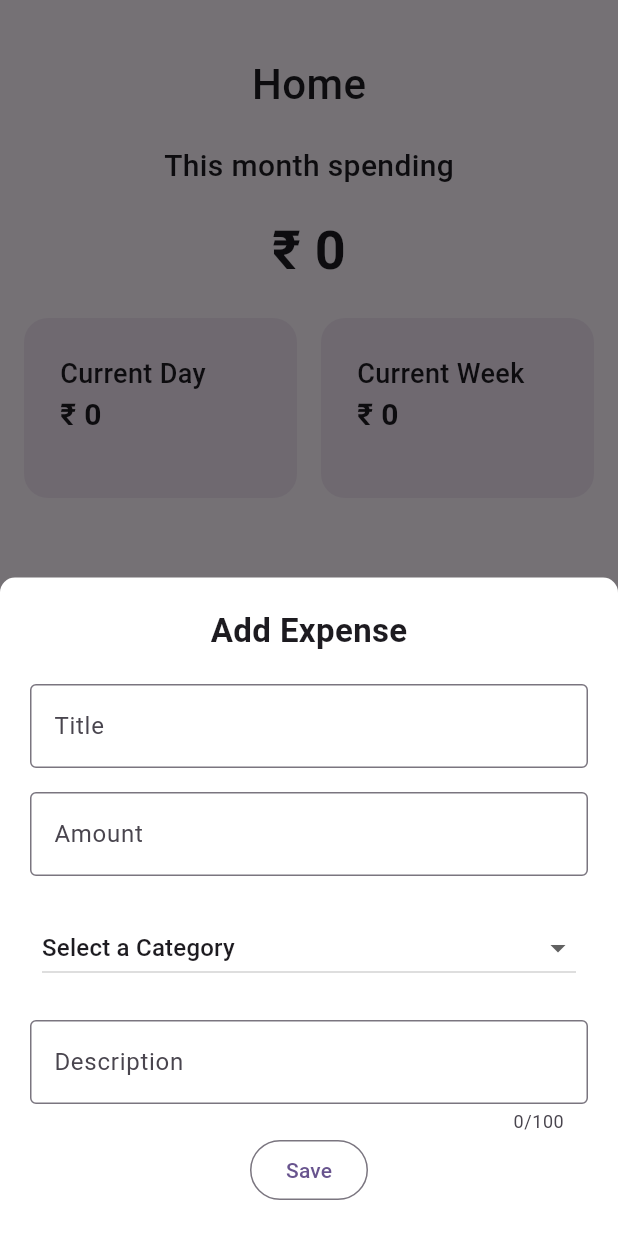
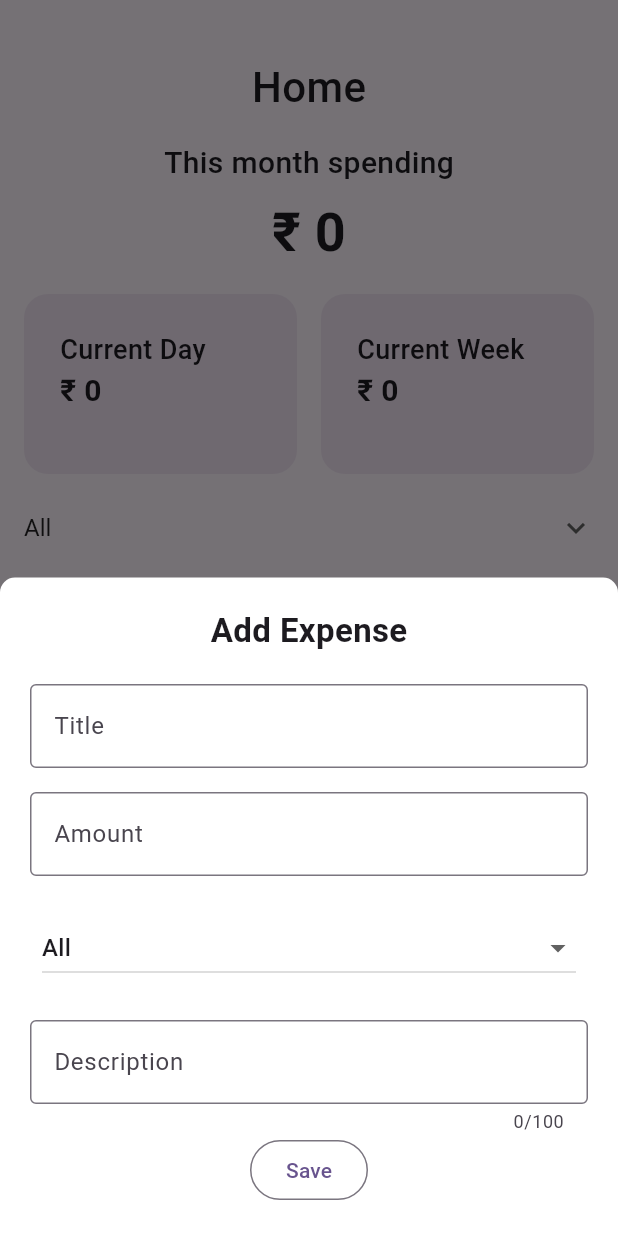
Before and after one commit to Chetan-Soni81/expenseek, a Flutter app: the HomeScreen screen opened directly, after a tap on the "add" icon, on a phone screen of 412 x 824 dp. Run offline on Flutter 3.47's test engine with Material 3 defaults, Android fonts, the light colour scheme and no system bars; our stand-ins replace get, pinput, sqflite, sqflite_common_ffi; accounts and stored records are empty.

Commit message:
home screen expense filter implementation

```diff
--- a/lib/controllers/home_controller.dart
+++ b/lib/controllers/home_controller.dart
@@ -8,13 +8,16 @@ import 'package:get/get.dart';
 class HomeController extends GetxController {
   RxInt screenActive = 0.obs;
   RxList<CategoryModel> categories = <CategoryModel>[].obs;
+  RxList<CategoryModel> filterCategories = <CategoryModel>[].obs;
   RxList<ExpenseModel> expenses = <ExpenseModel>[].obs;
+  RxList<ExpenseModel> filteredExpenses = <ExpenseModel>[].obs;
   RxList<Map<String, double>> chartData = <Map<String, double>>[].obs;
   TextEditingController categoryNameController = TextEditingController();
   TextEditingController titleController = TextEditingController();
   TextEditingController descriptionController = TextEditingController();
   TextEditingController amountController = TextEditingController();
   Rx<int?> categoryVal = 0.obs;
+  Rx<int?> filterVal = 0.obs;
   RxDouble totalAmount = 0.0.obs;
   RxDouble weekAmount = 0.0.obs;
   RxDouble dayAmount = 0.0.obs;
@@ -32,25 +35,28 @@ class HomeController extends GetxController {
     var result = await DbHelper.getAllCategories();
 
     categories.value = result;
-
-    chartData.value = await DbHelper.getExpenseByCategory();
+    filterCategories.value = result;
+    filterCategories.add(CategoryModel(id: 0, name: "All"));
+    chartData.value = await DbHelper.getExpenseByCategory(filterVal.value ?? 0);
   }
 
   void loadExpenses() async {
     var result = await DbHelper.getAllExpense();
 
     expenses.value = result;
+    filteredExpenses.value = result;
 
     totalAmount.value = await DbHelper.getTotalExpense();
     weekAmount.value = await DbHelper.getWeekExpense();
     dayAmount.value = await DbHelper.getDayExpense();
-    chartData.value = await DbHelper.getExpenseByCategory();
+    chartData.value = await DbHelper.getExpenseByCategory(filterVal.value ?? 0);
   }
 
   void addCategory() async {
     print(colorName.value);
     if (categoryNameController.text.isNotEmpty) {
-      var result = await DbHelper.insertCategory(categoryNameController.text.trim(), colorName.value);
+      var result = await DbHelper.insertCategory(
+          categoryNameController.text.trim(), colorName.value);
 
       if (result != 0) {
         categoryNameController.text = "";
@@ -64,18 +70,17 @@ class HomeController extends GetxController {
     if (titleController.text.isNotEmpty &&
         amountController.text.isNotEmpty &&
         double.parse(amountController.text) > 0 &&
-        categoryVal.value != null && (categoryVal.value ?? 0) > 0) {
+        categoryVal.value != null &&
+        (categoryVal.value ?? 0) > 0) {
       var expense = ExpenseModel(
-        title: titleController.text.trim(),
-        amount: double.parse(amountController.text),
-        description: descriptionController.text,
-        category: categories.where((e) => e.id == categoryVal.value).first
-      );
+          title: titleController.text.trim(),
+          amount: double.parse(amountController.text),
+          description: descriptionController.text,
+          category: categories.where((e) => e.id == categoryVal.value).first);
       var result = await DbHelper.insertExpense(expense);
       loadExpenses();
       Get.back();
       categories.value = categories.where((x) => x.id != 0).toList();
-
     }
   }
 
@@ -83,10 +88,17 @@ class HomeController extends GetxController {
     Get.bottomSheet(
       switch (screenActive.value) {
         0 => expenseBottomSheet(
-            action: addExpense, categories: categories, val: categoryVal, title: titleController, amount: amountController, description: descriptionController),
+            action: addExpense,
+            categories: categories,
+            val: categoryVal,
+            title: titleController,
+            amount: amountController,
+            description: descriptionController),
         1 => Container(),
         2 => categoryBottomSheet(
-            action: addCategory, controller: categoryNameController,colorName: colorName),
+            action: addCategory,
+            controller: categoryNameController,
+            colorName: colorName),
         _ => Column(
             children: [
               const SizedBox(height: 20),
@@ -113,4 +125,13 @@ class HomeController extends GetxController {
       ),
     );
   }
+
+  void filterCatogoryAction(int filter) {
+    filterVal.value = filter;
+    if(filterVal.value != null && filterVal.value != 0) {
+      filteredExpenses.value = expenses.value.where((e) => e.category?.id == filter).toList();
+    } else  {
+      filteredExpenses.value = expenses.value;
+    }
+  }
 }
--- a/lib/helpers/db_helper.dart
+++ b/lib/helpers/db_helper.dart
@@ -233,7 +233,7 @@ class DbHelper {
     }
   }
 
-  static Future<List<Map<String, double>>> getExpenseByCategory() async {
+  static Future<List<Map<String, double>>> getExpenseByCategory(int category) async {
     final db = await DbHelper.db();
 
     try {
--- a/lib/widgets/custom_widget.dart
+++ b/lib/widgets/custom_widget.dart
@@ -230,3 +230,27 @@ Widget customCard({required Widget child}) {
     child: child,
   );
 }
+
+
+Widget minimalistDropDown({ required int selectedValue, required List<CategoryModel> options, required Function actions}) {
+ return DropdownButtonHideUnderline(
+            child: DropdownButton<int>(
+              value: selectedValue,
+              icon: const Icon(Icons.keyboard_arrow_down),
+              isExpanded: true,
+              style: const TextStyle(
+                color: Colors.black87,
+                fontSize: 16,
+              ),
+              dropdownColor: Colors.white,
+              items: options.map((CategoryModel item) {
+                return DropdownMenuItem<int>(
+                  value: item.id,
+                  child: Text(item.categoryName),
+                );
+              }).toList(),
+              onChanged: (value) => actions(value)
+              ,
+            ),
+          );
+}
--- a/lib/widgets/home_widgets.dart
+++ b/lib/widgets/home_widgets.dart
@@ -1,7 +1,6 @@
 import 'package:expenseek/controllers/home_controller.dart';
 import 'package:expenseek/helpers/format_helper.dart';
 import 'package:expenseek/widgets/custom_widget.dart';
-import 'package:expenseek/widgets/pallete_widget.dart';
 import 'package:flutter/material.dart';
 
 //Home Panel
@@ -10,9 +9,9 @@ Widget homePanel({required BuildContext context, required HomeController c}) {
     children: [
       Column(
         children: [
-          const SizedBox(height: 16),
+          const SizedBox(height: 22),
           const Padding(
-            padding: const EdgeInsets.all(20),
+            padding: const EdgeInsets.symmetric(horizontal: 20, vertical: 16),
             child: Row(
                 mainAxisSize: MainAxisSize.max,
                 mainAxisAlignment: MainAxisAlignment.center,
@@ -31,7 +30,7 @@ Widget homePanel({required BuildContext context, required HomeController c}) {
             style: TextStyle(fontSize: 20, fontWeight: FontWeight.w500),
           ),
           const SizedBox(
-            height: 16,
+            height: 6,
           ),
           Text(
             "₹ ${c.totalAmount.value.nFormat()}",
@@ -40,29 +39,11 @@ Widget homePanel({required BuildContext context, required HomeController c}) {
         ],
       ),
       const SizedBox(
-        height: 20,
+        height: 16,
       ),
       Row(
         mainAxisAlignment: MainAxisAlignment.spaceEvenly,
         children: <Widget>[
-          // Container(
-          //   padding: const EdgeInsets.all(24),
-          //   decoration: BoxDecoration(
-          //     borderRadius: BorderRadius.circular(16),
-          //   color: Colors.grey[200],
-          //   ),
-          //   height: 120,
-          //   width:  tileWidth,
-          //   child: const Column(
-          //     mainAxisAlignment: MainAxisAlignment.spaceBetween,
-          //     crossAxisAlignment: CrossAxisAlignment.start,
-          //     children: [
-          //       Text("Day", style: TextStyle(fontSize: 18, fontWeight: FontWeight.w500),),
-          //       Text("₹ 1,000.00", style: TextStyle(fontSize: 20, fontWeight: FontWeight.w700),),
-          //      ],
-
-          //     ),
-          // ),
           customTile(
             child: Column(
               mainAxisAlignment: MainAxisAlignment.spaceBetween,
@@ -109,21 +90,29 @@ Widget homePanel({required BuildContext context, required HomeController c}) {
       const SizedBox(
         height: 12,
       ),
+      Padding(
+        padding: const EdgeInsets.symmetric(horizontal: 16),
+        child: minimalistDropDown(
+          selectedValue: c.filterVal.value ?? 0,
+          options: c.filterCategories,
+          actions: c.filterCatogoryAction,
+        ),
+      ),
       Expanded(
         child: ListView.builder(
-          itemCount: c.expenses.length,
+          itemCount: c.filteredExpenses.length,
           itemBuilder: (context, index) => customCard(
             child: ListTile(
               trailing: Text(
-                "₹ ${c.expenses.value[index].amount.nFormat()}",
+                "₹ ${c.filteredExpenses.value[index].amount.nFormat()}",
                 style:
                     const TextStyle(fontWeight: FontWeight.w700, fontSize: 16),
               ),
               title: Text(
-                c.expenses.value[index].title,
+                c.filteredExpenses.value[index].title,
                 style: const TextStyle(fontWeight: FontWeight.w500),
               ),
-              subtitle: Text(c.expenses.value[index].createdAt.dFormat()),
+              subtitle: Text(c.filteredExpenses.value[index].createdAt.dFormat()),
             ),
           ),
         ),
@@ -180,7 +169,10 @@ Widget categoryPanel(
                 style: const TextStyle(fontWeight: FontWeight.w500),
               ),
               subtitle: Text(c.categories.value[index].createdAt.dFormat()),
-              leading: Icon(Icons.circle,color: Color(int.parse(c.categories[index].color ?? "0")),),
+              leading: Icon(
+                Icons.circle,
+                color: Color(int.parse(c.categories[index].color ?? "0")),
+              ),
             ),
           ),
         ),
```
